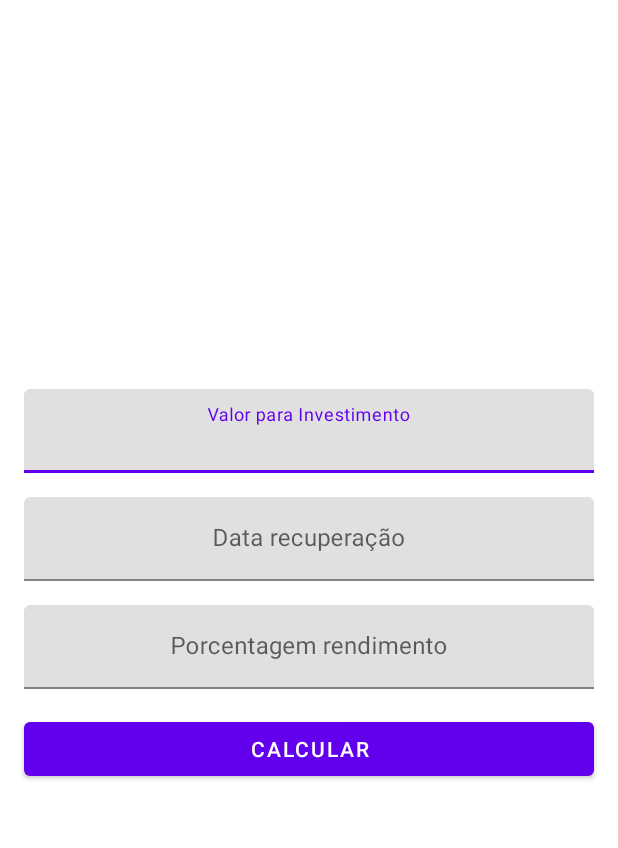
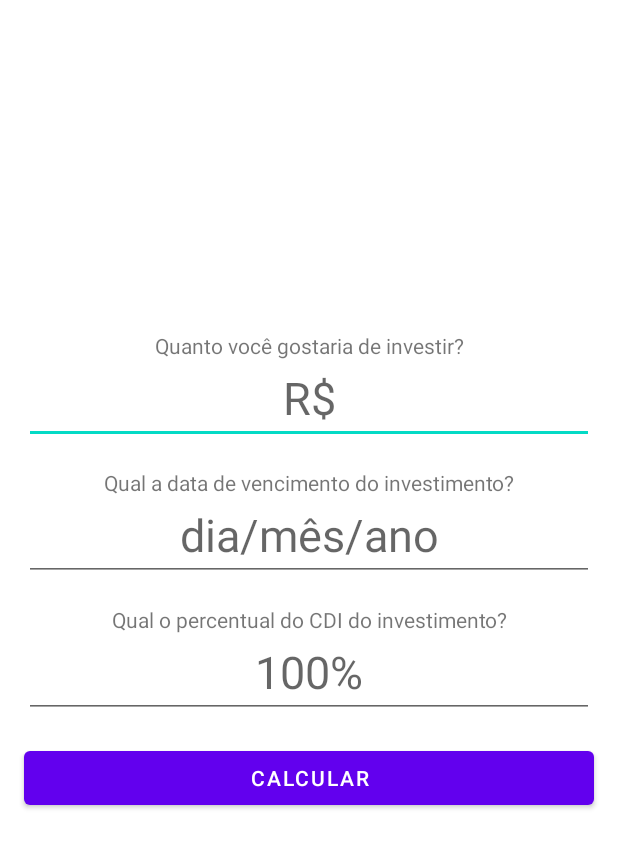
Before and after one commit to fioalpha/CaseStudy, an Android app: the layout investiment_activity.xml on its own in the app's theme, with its tools: preview values and no code run, on a phone screen of 412 x 824 dp. Shown: the top 848 px of the screen. Run offline under Robolectric (Android 15) with nearby library versions, the phone set to English and light mode, and no system bars.

Commit message:
adjustment layout

```diff
--- a/app/build.gradle
+++ b/app/build.gradle
@@ -50,6 +50,7 @@ dependencies {
     implementation("androidx.core:core-ktx:1.3.2")
     implementation("androidx.appcompat:appcompat:1.2.0")
     implementation("com.google.android.material:material:1.3.0")
+    implementation('com.wdullaer:materialdatetimepicker:4.2.3')
 
     implementation "org.koin:koin-android:2.2.2"
     implementation "org.koin:koin-android-viewmodel:2.2.2"
--- a/app/src/main/java/com/fioalpha/poc/form/presentation/InvestedActivity.kt
+++ b/app/src/main/java/com/fioalpha/poc/form/presentation/calcule/InvestedActivity.kt
@@ -11,35 +11,45 @@ import com.fioalpha.poc.domain.INVESTED_AMOUNT_FIELD
 import com.fioalpha.poc.domain.MATURITY_DATE_FIELD
 import com.fioalpha.poc.domain.RATE_FIELD
 import com.fioalpha.poc.form.databinding.InvestimentActivityBinding
+import com.wdullaer.materialdatetimepicker.date.DatePickerDialog
 import kotlinx.coroutines.flow.collect
 import kotlinx.coroutines.launch
 import org.koin.android.ext.android.inject
 
-class InvestedActivity: AppCompatActivity() {
+private const val DATE_PICKER_TAG = "DATE_PICKER"
+
+class InvestedActivity: AppCompatActivity(), DatePickerDialog.OnDateSetListener {
 
     private val viewModel: InvestedViewModel by inject()
 
     private val viewBindings by viewBinding(InvestimentActivityBinding::inflate)
 
+    private val datePickerDialog: DatePickerDialog by lazy {
+        DatePickerDialog.newInstance(this)
+    }
+
     override fun onCreate(savedInstanceState: Bundle?) {
         super.onCreate(savedInstanceState)
         setContentView(viewBindings.root)
+        setup()
+    }
+
+    override fun onDateSet(view: DatePickerDialog?, year: Int, monthOfYear: Int, dayOfMonth: Int) {
+        viewBindings.edtDate.setText("$dayOfMonth/$monthOfYear/$year")
+    }
+
+    private fun showDatePicker() {
+        datePickerDialog.show(supportFragmentManager, DATE_PICKER_TAG)
+    }
+
+    private fun setup() {
         viewModel.run {
-            lifecycleScope.launch {
-                bind().collect { renderState(it.state) }
-            }
+            lifecycleScope.launch { bind().collect { renderState(it.state) } }
         }
 
-        viewBindings.button.setOnClickListener {
-            viewModel.handle(InvestedInteraction.ValidatedForm(
-                FormData(
-                    viewBindings.edtInvestedAmount.text?.toString()?.toIntOrNull()?: 0,
-                    viewBindings.edtRate.text?.toString()?.toIntOrNull()?: 0,
-                    viewBindings.edtDate.text?.toString().orEmpty()
-                ))
-            )
-        }
-
+        viewBindings.tvDate.setOnClickListener { showDatePicker() }
+        viewBindings.edtDate.setOnClickListener { showDatePicker() }
+        viewBindings.button.setOnClickListener { handlerClickButton() }
     }
 
     private fun renderState(state: InvestedState) {
@@ -51,6 +61,15 @@ class InvestedActivity: AppCompatActivity() {
         viewModel.handle(InvestedInteraction.IDLE)
     }
 
+    private fun handlerClickButton() {
+        viewModel.handle(InvestedInteraction.ValidatedForm(
+                FormData(
+                        viewBindings.edtInvestedAmount.text?.toString()?.toIntOrNull()?: 0,
+                        viewBindings.edtRate.text?.toString()?.toIntOrNull()?: 0,
+                        viewBindings.edtDate.text?.toString().orEmpty()
+                ))
+        )
+    }
 
     private fun handlerErrorForm(errors: List<String>) {
         errors.forEach {
@@ -61,6 +80,7 @@ class InvestedActivity: AppCompatActivity() {
                 }
             }
     }
+
 }
 
 inline fun <T : ViewBinding> AppCompatActivity.viewBinding(
--- /dev/null
+++ b/app/src/main/java/com/fioalpha/poc/form/presentation/result/ResultInvestCalculateActivity.kt
@@ -0,0 +1,4 @@
+package com.fioalpha.poc.form.presentation.result
+
+class ResultInvestCalculateActivity {
+}
--- a/app/src/main/res/layout/investiment_activity.xml
+++ b/app/src/main/res/layout/investiment_activity.xml
@@ -4,72 +4,6 @@
     xmlns:tools="http://schemas.android.com/tools"
     android:layout_width="match_parent"
     android:layout_height="match_parent">
-
-    <com.google.android.material.textfield.TextInputLayout
-        android:id="@+id/til_invested_amount"
-        android:layout_width="match_parent"
-        android:layout_height="wrap_content"
-        android:layout_marginStart="16dp"
-        android:layout_marginLeft="16dp"
-        android:layout_marginEnd="16dp"
-        android:layout_marginRight="16dp"
-        android:layout_marginBottom="16dp"
-        app:layout_constraintBottom_toTopOf="@+id/til_date"
-        app:layout_constraintEnd_toEndOf="parent"
-        app:layout_constraintStart_toStartOf="parent">
-
-        <com.google.android.material.textfield.TextInputEditText
-            android:id="@+id/edt_invested_amount"
-            android:layout_width="match_parent"
-            android:layout_height="wrap_content"
-            android:gravity="center_horizontal"
-            android:inputType="numberDecimal"
-            android:hint="Valor para Investimento" />
-    </com.google.android.material.textfield.TextInputLayout>
-
-    <com.google.android.material.textfield.TextInputLayout
-        android:id="@+id/til_date"
-        android:layout_width="match_parent"
-        android:layout_height="wrap_content"
-        android:layout_marginStart="16dp"
-        android:layout_marginLeft="16dp"
-        android:layout_marginEnd="16dp"
-        android:layout_marginRight="16dp"
-        android:layout_marginBottom="8dp"
-        app:layout_constraintBottom_toTopOf="@+id/guideline2"
-        app:layout_constraintEnd_toEndOf="parent"
-        app:layout_constraintStart_toStartOf="parent">
-
-        <com.google.android.material.textfield.TextInputEditText
-            android:id="@+id/edt_date"
-            android:layout_width="match_parent"
-            android:layout_height="wrap_content"
-            android:gravity="center"
-            android:hint="Data recuperação" />
-    </com.google.android.material.textfield.TextInputLayout>
-
-    <com.google.android.material.textfield.TextInputLayout
-        android:id="@+id/textInputLayout"
-        android:layout_width="match_parent"
-        android:layout_height="wrap_content"
-        android:layout_marginStart="16dp"
-        android:layout_marginLeft="16dp"
-        android:layout_marginTop="8dp"
-        android:layout_marginEnd="16dp"
-        android:layout_marginRight="16dp"
-        app:layout_constraintEnd_toEndOf="parent"
-        app:layout_constraintStart_toStartOf="parent"
-        app:layout_constraintTop_toTopOf="@+id/guideline2">
-
-        <com.google.android.material.textfield.TextInputEditText
-            android:id="@+id/edt_rate"
-            android:layout_width="match_parent"
-            android:layout_height="wrap_content"
-            android:inputType="numberDecimal"
-            android:lines="1"
-            android:gravity="center"
-            android:hint="Porcentagem rendimento" />
-    </com.google.android.material.textfield.TextInputLayout>
 
     <Button
         android:id="@+id/button"
@@ -83,7 +17,7 @@
         android:text="Calcular"
         app:layout_constraintEnd_toEndOf="parent"
         app:layout_constraintStart_toStartOf="parent"
-        app:layout_constraintTop_toBottomOf="@+id/textInputLayout" />
+        app:layout_constraintTop_toBottomOf="@+id/edtRate" />
 
     <androidx.constraintlayout.widget.Guideline
         android:id="@+id/guideline2"
@@ -92,4 +26,93 @@
         android:orientation="horizontal"
         app:layout_constraintGuide_percent="0.48" />
 
+    <EditText
+        android:id="@+id/edtInvestedAmount"
+        android:layout_width="0dp"
+        android:layout_height="56dp"
+        android:layout_marginStart="16dp"
+        android:layout_marginLeft="16dp"
+        android:layout_marginEnd="16dp"
+        android:layout_marginRight="16dp"
+        android:layout_marginBottom="16dp"
+        android:inputType="number"
+        android:lines="1"
+        android:gravity="bottom|center_horizontal"
+        android:hint="R$"
+        android:textSize="30sp"
+        app:layout_constraintBottom_toTopOf="@+id/tv_date"
+        app:layout_constraintEnd_toEndOf="parent"
+        app:layout_constraintStart_toStartOf="parent" />
+
+    <TextView
+        android:id="@+id/textView2"
+        android:layout_width="0dp"
+        android:layout_height="wrap_content"
+        android:layout_marginStart="16dp"
+        android:layout_marginLeft="16dp"
+        android:layout_marginEnd="16dp"
+        android:layout_marginRight="16dp"
+        android:gravity="center"
+        android:text="Quanto você gostaria de investir?"
+        app:layout_constraintBottom_toTopOf="@+id/edtInvestedAmount"
+        app:layout_constraintEnd_toEndOf="parent"
+        app:layout_constraintStart_toStartOf="parent" />
+
+    <TextView
+        android:id="@+id/tv_date"
+        android:layout_width="0dp"
+        android:layout_height="wrap_content"
+        android:gravity="center"
+        android:text="Qual a data de vencimento do investimento?"
+        app:layout_constraintBottom_toTopOf="@+id/edtDate"
+        app:layout_constraintEnd_toEndOf="parent"
+        app:layout_constraintStart_toStartOf="parent" />
+
+    <EditText
+        android:id="@+id/edtDate"
+        android:layout_width="0dp"
+        android:layout_height="56dp"
+        android:layout_marginStart="16dp"
+        android:layout_marginLeft="16dp"
+        android:layout_marginEnd="16dp"
+        android:layout_marginRight="16dp"
+        android:layout_marginBottom="8dp"
+        android:ems="10"
+        android:gravity="bottom|center_horizontal"
+        android:hint="dia/mês/ano"
+        android:inputType="date"
+        android:textSize="30sp"
+        app:layout_constraintBottom_toTopOf="@+id/guideline2"
+        app:layout_constraintEnd_toEndOf="parent"
+        app:layout_constraintStart_toStartOf="parent" />
+
+    <TextView
+        android:id="@+id/textView4"
+        android:layout_width="0dp"
+        android:layout_height="wrap_content"
+        android:layout_marginTop="8dp"
+        android:gravity="center_horizontal"
+        android:text="Qual o percentual do CDI do investimento?"
+        app:layout_constraintEnd_toEndOf="parent"
+        app:layout_constraintStart_toStartOf="parent"
+        app:layout_constraintTop_toTopOf="@+id/guideline2" />
+
+    <EditText
+        android:id="@+id/edtRate"
+        android:layout_width="0dp"
+        android:layout_height="56dp"
+        android:layout_marginStart="16dp"
+        android:layout_marginLeft="16dp"
+        android:layout_marginEnd="16dp"
+        android:layout_marginRight="16dp"
+        android:ems="10"
+        android:gravity="bottom|center_horizontal"
+        android:hint="100%"
+        android:inputType="number"
+        android:textSize="30sp"
+        android:lines="1"
+        app:layout_constraintEnd_toEndOf="parent"
+        app:layout_constraintStart_toStartOf="parent"
+        app:layout_constraintTop_toBottomOf="@+id/textView4" />
+
 </androidx.constraintlayout.widget.ConstraintLayout>
--- /dev/null
+++ b/app/src/main/res/layout/result_invest_activity.xml
@@ -0,0 +1,5 @@
+<?xml version="1.0" encoding="utf-8"?>
+<ScrollView xmlns:android="http://schemas.android.com/apk/res/android"
+    android:layout_width="match_parent" android:layout_height="match_parent">
+
+</ScrollView>
--- /dev/null
+++ b/app/src/main/res/layout/result_investment_activity.xml
@@ -0,0 +1,6 @@
+<?xml version="1.0" encoding="utf-8"?>
+<androidx.constraintlayout.widget.ConstraintLayout
+    xmlns:android="http://schemas.android.com/apk/res/android" android:layout_width="match_parent"
+    android:layout_height="match_parent">
+
+</androidx.constraintlayout.widget.ConstraintLayout>
--- /dev/null
+++ b/app/src/main/res/layout/result_item_adapter.xml
@@ -0,0 +1,6 @@
+<?xml version="1.0" encoding="utf-8"?>
+<androidx.constraintlayout.widget.ConstraintLayout
+    xmlns:android="http://schemas.android.com/apk/res/android" android:layout_width="match_parent"
+    android:layout_height="match_parent">
+
+</androidx.constraintlayout.widget.ConstraintLayout>
```
Also changed, not shown: app/src/main/java/com/fioalpha/poc/form/presentation/calcule/InvestedInteraction.kt (renamed from app/src/main/java/com/fioalpha/poc/form/presentation/InvestedInteraction.kt), app/src/main/java/com/fioalpha/poc/form/presentation/calcule/InvestedState.kt (renamed from app/src/main/java/com/fioalpha/poc/form/presentation/InvestedState.kt), app/src/main/java/com/fioalpha/poc/form/presentation/calcule/InvestedViewModel.kt (renamed from app/src/main/java/com/fioalpha/poc/form/presentation/InvestedViewModel.kt), app/src/main/java/com/fioalpha/poc/form/presentation/calcule/State.kt (renamed from app/src/main/java/com/fioalpha/poc/form/presentation/State.kt).
